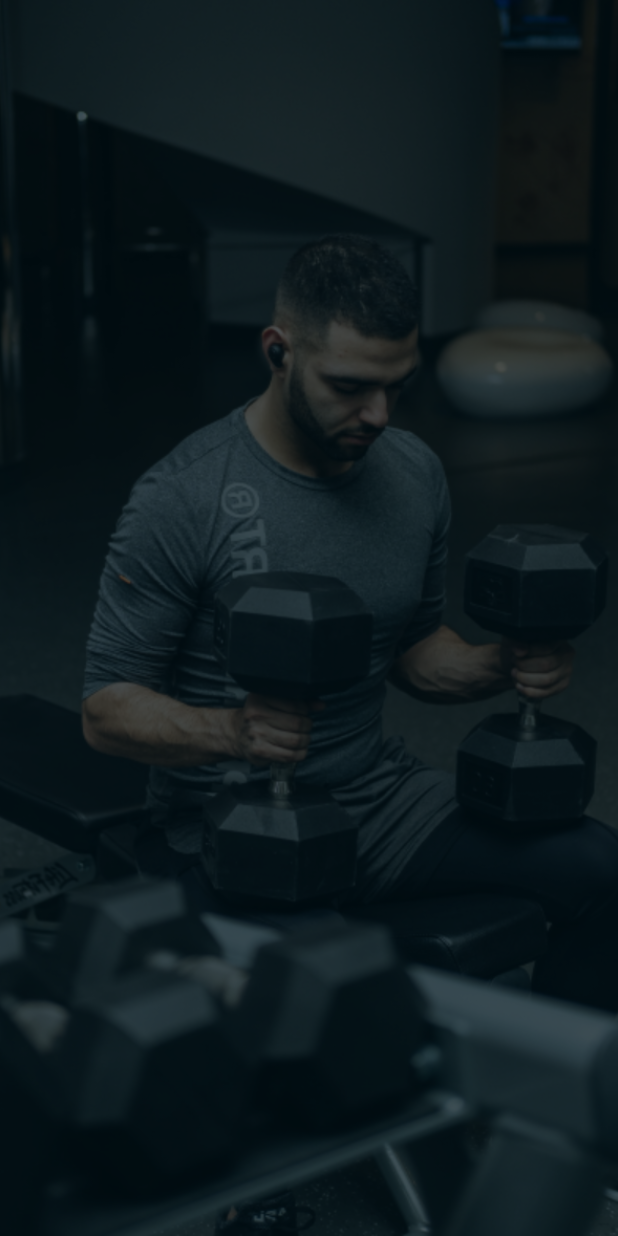
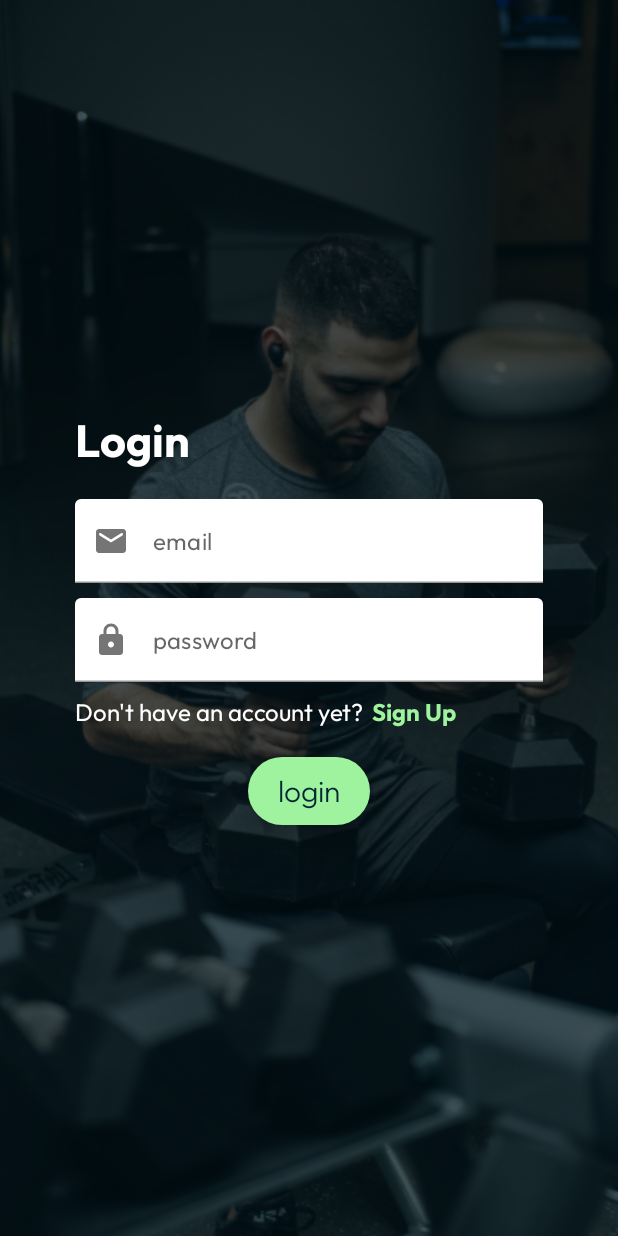
Before and after one commit to johnkenedy/294fit, an Android app built with Jetpack Compose: the composable LoginScreen shown on its own in the app's theme, on a phone screen of 412 x 824 dp. Run offline under Robolectric (Android 15) with nearby library versions, the phone set to English and light mode, and no system bars; our stand-ins replace Dagger/Hilt's generated code, Firebase (no records; nobody signed in at launch, a user with empty details on screens opened directly).

Commit message:
LoginScreen.kt and ExercisesScreen.kt Done

```diff
--- a/app/src/main/java/com/example/gym2/ui/composables/login/LoginScreen.kt
+++ b/app/src/main/java/com/example/gym2/ui/composables/login/LoginScreen.kt
@@ -1,13 +1,28 @@
 package com.example.gym2.ui.composables.login
 
+import androidx.compose.foundation.clickable
 import androidx.compose.foundation.layout.Arrangement
 import androidx.compose.foundation.layout.Column
+import androidx.compose.foundation.layout.Row
+import androidx.compose.foundation.layout.Spacer
 import androidx.compose.foundation.layout.fillMaxSize
+import androidx.compose.foundation.layout.fillMaxWidth
+import androidx.compose.foundation.layout.height
 import androidx.compose.foundation.layout.padding
+import androidx.compose.foundation.layout.width
+import androidx.compose.foundation.text.KeyboardOptions
 import androidx.compose.material.CircularProgressIndicator
+import androidx.compose.material.Icon
 import androidx.compose.material.ScaffoldState
 import androidx.compose.material.SnackbarDuration
 import androidx.compose.material.Surface
+import androidx.compose.material.Text
+import androidx.compose.material.TextField
+import androidx.compose.material.TextFieldDefaults
+import androidx.compose.material.TextFieldDefaults.textFieldColors
+import androidx.compose.material.icons.Icons
+import androidx.compose.material.icons.rounded.Email
+import androidx.compose.material.icons.rounded.Lock
 import androidx.compose.runtime.Composable
 import androidx.compose.runtime.LaunchedEffect
 import androidx.compose.runtime.getValue
@@ -18,14 +33,27 @@ import androidx.compose.ui.Alignment
 import androidx.compose.ui.Alignment.Companion.CenterHorizontally
 import androidx.compose.ui.Modifier
 import androidx.compose.ui.draw.paint
+import androidx.compose.ui.graphics.Color
+import androidx.compose.ui.graphics.vector.ImageVector
 import androidx.compose.ui.layout.ContentScale
 import androidx.compose.ui.res.painterResource
+import androidx.compose.ui.res.stringResource
+import androidx.compose.ui.text.font.FontWeight
+import androidx.compose.ui.text.input.ImeAction
+import androidx.compose.ui.text.input.KeyboardType
+import androidx.compose.ui.text.input.PasswordVisualTransformation
+import androidx.compose.ui.text.input.VisualTransformation
 import androidx.compose.ui.unit.dp
 import androidx.navigation.NavHostController
 import com.example.gym2.ui.navigation.MAIN_ROUTE
 import com.example.gym2.ui.theme.veryDarkBlue
 import com.example.gym2.R
+import com.example.gym2.ui.composables.RegularButton
+import com.example.gym2.ui.composables.home.Heading
+import com.example.gym2.ui.navigation.Screens
 import com.example.gym2.ui.theme.holoGreen
+import com.example.gym2.ui.theme.outfit
+import com.example.gym2.ui.theme.white
 import com.example.gym2.viewmodel.UserViewModel
 
 @Composable
@@ -37,7 +65,7 @@ fun LoginScreen(
 
     val state = userViewModel.signInState
 
-    var email by remember { mutableStateOf("") }
+    var eMail by remember { mutableStateOf("") }
     var password by remember { mutableStateOf("") }
 
     LaunchedEffect(key1 = state.error) {
@@ -84,8 +112,118 @@ fun LoginScreen(
                 horizontalAlignment = Alignment.Start
             ) {
 
+                Heading(
+                    text = stringResource(id = R.string.login),
+                    modifier = Modifier
+                        .align(Alignment.Start)
+                        .padding(bottom = 20.dp)
+                        .fillMaxWidth()
+                )
+
+                InputField(
+                    eMail,
+                    onValueChange = { eMail = it },
+                    placeholder = stringResource(id = R.string.email),
+                    icon = Icons.Rounded.Email,
+                    type = KeyboardType.Email
+                )
+                Spacer(modifier = Modifier.height(10.dp))
+
+                InputField(
+                    input = password,
+                    onValueChange = { password = it },
+                    placeholder = stringResource(id = R.string.password),
+                    icon = Icons.Rounded.Lock,
+                    type = KeyboardType.Password,
+                    true
+                )
+
+                SignUpRow(
+                    modifier = Modifier
+                        .padding(top = 10.dp)
+                        .fillMaxWidth()
+                        .clickable { navController.navigate(Screens.Signup.route) }
+                )
+
+                RegularButton(
+                    Modifier
+                        .padding(top = 20.dp)
+                        .align(Alignment.CenterHorizontally),
+                    stringResource(id = R.string.login).lowercase(),
+                    onClick = {
+                        userViewModel.signInUser(
+                            userEmail = eMail,
+                            userPassword = password
+                        )
+
+                        eMail = ""
+                        password = ""
+                    }
+                )
+
             }
         }
 
     }
 }
+
+@Composable
+fun InputField(
+    input: String = "",
+    onValueChange: (String) -> Unit,
+    placeholder: String = "email",
+    icon: ImageVector = Icons.Rounded.Email,
+    type: KeyboardType = KeyboardType.Email,
+    password: Boolean = false
+) {
+
+    TextField(
+        value = input,
+        onValueChange = onValueChange,
+        leadingIcon = {
+            Icon(
+                imageVector = icon,
+                contentDescription = null,
+
+            )
+
+        },
+        colors = textFieldColors(backgroundColor = white, textColor = Color.Black),
+        label = { Text(text = placeholder) },
+        modifier = Modifier.fillMaxWidth(),
+        maxLines = 1,
+        keyboardOptions = KeyboardOptions(
+            keyboardType = type,
+            imeAction = ImeAction.Done
+        ),
+        visualTransformation = if (password) PasswordVisualTransformation() else {
+            VisualTransformation.None
+        }
+    )
+
+}
+
+@Composable
+fun SignUpRow(modifier: Modifier = Modifier) {
+
+    Row(
+       verticalAlignment = Alignment.CenterVertically,
+        modifier = modifier
+    ) {
+        Text(
+            text = stringResource(id = R.string.sign_up_text),
+            fontWeight = FontWeight.Normal,
+            color = white,
+            fontFamily = outfit
+        )
+        Spacer(modifier = Modifier.width(5.dp))
+
+        Text(
+            text = stringResource(id = R.string.sign_up),
+            fontWeight = FontWeight.Bold,
+            color = holoGreen,
+            fontFamily = outfit
+        )
+    }
+
+}
```
Also changed, not shown: app/src/main/java/com/example/gym2/ui/composables/exercises/ExercisesScreen.kt (added, +178 -0 lines).
